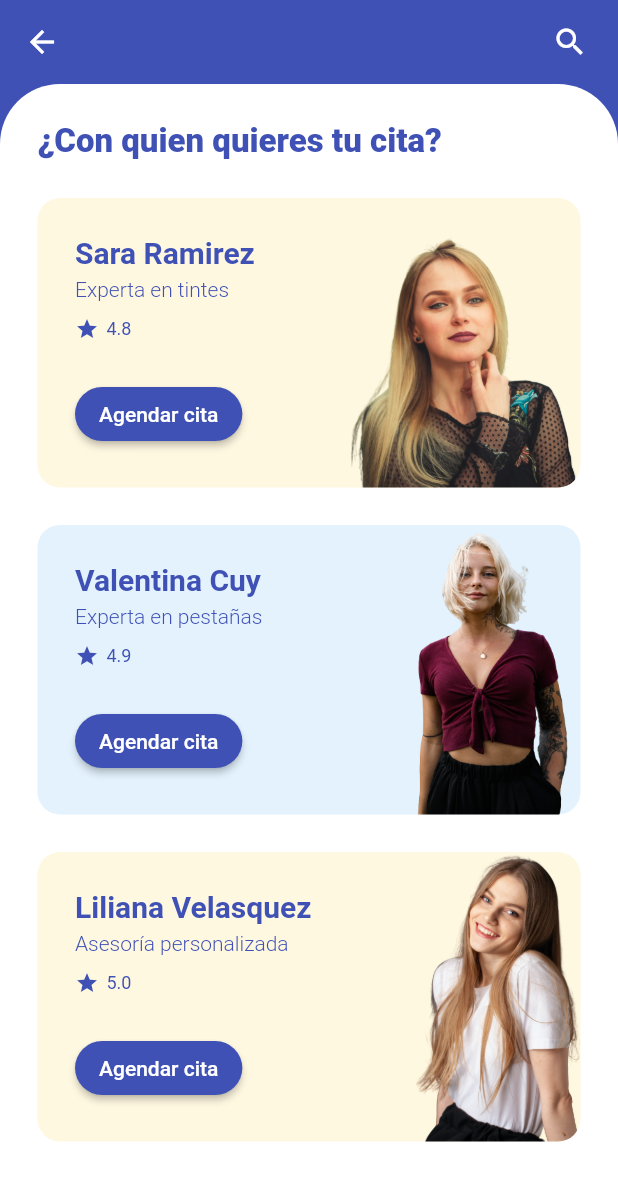
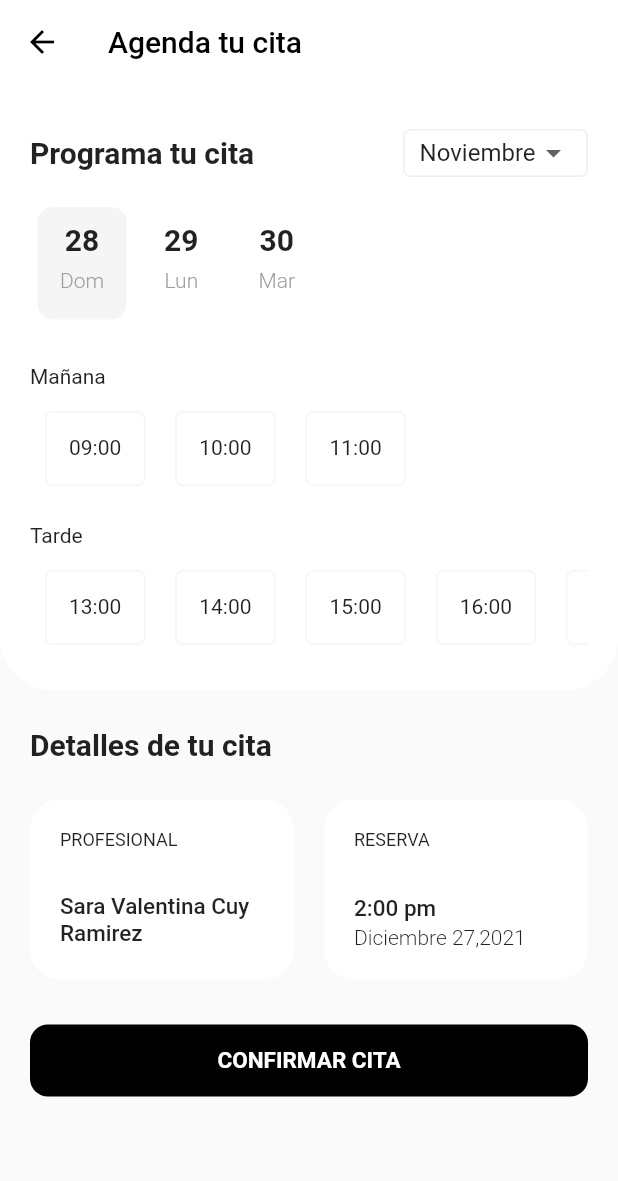
Before and after one commit to JSebastianOspina/reservas-app, a Flutter app: the SelectServiceScreen screen opened by its route, after a tap on "Agendar cita", on a phone screen of 412 x 824 dp. Shown: the top 1181 px of the screen. Run offline on Flutter 3.47's test engine with Material 2 defaults, Android fonts, the phone set to English and light mode, and no system bars.

Commit message:
newScheduleScreen

```diff
--- a/lib/main.dart
+++ b/lib/main.dart
@@ -1,5 +1,6 @@
 import 'package:flutter/material.dart';
 import 'package:reservas_app/views/home_screen.dart';
+import 'package:reservas_app/views/new_schedule_screen.dart';
 import 'package:reservas_app/views/select_service_screen.dart';
 
 void main() => runApp(MyApp());
@@ -13,7 +14,8 @@ class MyApp extends StatelessWidget {
       initialRoute: 'homeScreen',
       routes: {
         'homeScreen': (_) => const HomeScreen(),
-        'selectServiceScreen': (_) => const SelectServiceScreen()
+        'selectServiceScreen': (_) => const SelectServiceScreen(),
+        'newScheduleScreen': (_) => const NewScheduleScreen()
       },
     );
   }
--- /dev/null
+++ b/lib/views/new_schedule_screen.dart
@@ -0,0 +1,444 @@
+import 'package:flutter/material.dart';
+
+class NewScheduleScreen extends StatelessWidget {
+  const NewScheduleScreen({Key? key}) : super(key: key);
+
+  @override
+  Widget build(BuildContext context) {
+    return Scaffold(
+      backgroundColor: Colors.grey[50],
+      appBar: AppBar(
+        title: const Text('Agenda tu cita'),
+        foregroundColor: Colors.black,
+        backgroundColor: Colors.white,
+        elevation: 0,
+      ),
+      body: const _ScheduleScreenBody(),
+    );
+  }
+}
+
+class _ScheduleScreenBody extends StatefulWidget {
+  const _ScheduleScreenBody({
+    Key? key,
+  }) : super(key: key);
+
+  @override
+  State<_ScheduleScreenBody> createState() => _ScheduleScreenBodyState();
+}
+
+class _ScheduleScreenBodyState extends State<_ScheduleScreenBody> {
+  late int selectedItem = DateTime.now().day;
+
+  @override
+  Widget build(BuildContext context) {
+    return Column(
+      crossAxisAlignment: CrossAxisAlignment.start,
+      children: [
+        Container(
+          padding: const EdgeInsets.symmetric(horizontal: 20, vertical: 30),
+          decoration: const BoxDecoration(
+            color: Colors.white,
+            borderRadius: BorderRadius.only(
+              bottomRight: Radius.circular(35),
+              bottomLeft: Radius.circular(35),
+            ),
+          ),
+          child: Column(
+            crossAxisAlignment: CrossAxisAlignment.start,
+            children: [
+              const _SelectMonth(),
+              const SizedBox(
+                height: 15,
+              ),
+              SizedBox(
+                height: 85,
+                child: ListView(
+                  scrollDirection: Axis.horizontal,
+                  children: _getDateCards(selectedItem),
+                ),
+              ),
+              const SizedBox(
+                height: 25,
+              ),
+              const Text('Mañana'),
+              const SizedBox(
+                height: 15,
+              ),
+              SizedBox(
+                height: 50,
+                child: ListView(
+                  scrollDirection: Axis.horizontal,
+                  children: [
+                    _TimeCard(hour: '09:00'),
+                    _TimeCard(hour: '10:00'),
+                    _TimeCard(hour: '11:00'),
+                  ],
+                ),
+              ),
+              const SizedBox(
+                height: 25,
+              ),
+              Text('Tarde'),
+              const SizedBox(
+                height: 15,
+              ),
+              SizedBox(
+                height: 50,
+                child: ListView(
+                  scrollDirection: Axis.horizontal,
+                  children: [
+                    _TimeCard(hour: '13:00'),
+                    _TimeCard(hour: '14:00'),
+                    _TimeCard(hour: '15:00'),
+                    _TimeCard(hour: '16:00'),
+                    _TimeCard(hour: '17:00'),
+                    _TimeCard(hour: '18:00'),
+                    _TimeCard(hour: '19:00'),
+                    _TimeCard(hour: '20:00'),
+                  ],
+                ),
+              ),
+            ],
+          ),
+        ),
+        //ACA EMPIEZA LA PARTE INFERIOR
+        const SizedBox(
+          height: 5,
+        ),
+
+        const Expanded(
+          child: _OrderDetails(),
+        )
+      ],
+    );
+  }
+
+  List<GestureDetector> _getDateCards(index) {
+    List<String> daysAsString = [
+      'Lun',
+      'Mar',
+      'Mie',
+      'Jue',
+      'Vie',
+      'Sab',
+      'Dom'
+    ];
+    List<GestureDetector> dateCards = [];
+    final now = DateTime.now();
+    final daysInMonth = DateTime(now.year, now.month + 1, 0).day;
+    int initialWeekDay = now.weekday;
+
+    int day = now.day;
+    for (day; day <= daysInMonth; day++) {
+      dateCards.add(_getDateCard(
+        dayNumber: day,
+        day: day.toString(),
+        dayName: daysAsString[initialWeekDay - 1],
+      ));
+      if (initialWeekDay < 7) {
+        initialWeekDay++;
+      } else {
+        initialWeekDay = 1;
+      }
+    }
+    return dateCards;
+  }
+
+  _getDateCard({
+    day,
+    dayNumber,
+    dayName,
+  }) {
+    return GestureDetector(
+      onTap: () {
+        print(dayNumber);
+        setState(() {
+          selectedItem = dayNumber;
+        });
+      },
+      child: Container(
+          decoration: BoxDecoration(
+            borderRadius: BorderRadius.circular(10),
+            color: selectedItem == dayNumber ? Colors.grey[100] : Colors.white,
+          ),
+          margin: const EdgeInsets.all(5),
+          padding: const EdgeInsets.symmetric(horizontal: 15, vertical: 10),
+          child: Column(
+            children: [
+              Text(
+                day,
+                style: TextStyle(fontSize: 20, fontWeight: FontWeight.bold),
+              ),
+              const SizedBox(
+                height: 8,
+              ),
+              Text(
+                dayName,
+                style: const TextStyle(
+                    fontWeight: FontWeight.w300, color: Colors.grey),
+              )
+            ],
+          )),
+    );
+  }
+}
+
+class _OrderDetails extends StatelessWidget {
+  const _OrderDetails({
+    Key? key,
+  }) : super(key: key);
+
+  @override
+  Widget build(BuildContext context) {
+    final size = MediaQuery.of(context).size;
+    return Container(
+      padding: const EdgeInsets.all(20),
+      width: double.infinity,
+      child: Column(
+        crossAxisAlignment: CrossAxisAlignment.start,
+        children: [
+          const Text(
+            'Detalles de tu cita',
+            style: const TextStyle(fontSize: 20, fontWeight: FontWeight.w600),
+          ),
+          const SizedBox(
+            height: 25,
+          ),
+          Row(
+            mainAxisAlignment: MainAxisAlignment.spaceBetween,
+            children: [
+              _OrderDetailsCard(
+                size: size,
+                title: 'PROFESIONAL',
+                value: 'Sara Valentina Cuy Ramirez',
+              ),
+              _OrderDetailsCard(
+                size: size,
+                title: 'RESERVA',
+                value: '2:00 pm',
+                subValue: 'Diciembre 27,2021',
+              )
+            ],
+          ),
+          const SizedBox(
+            height: 30,
+          ),
+          SizedBox(
+            width: double.infinity,
+            child: TextButton(
+              style: ButtonStyle(
+                  shape: MaterialStateProperty.all<OutlinedBorder?>(
+                    RoundedRectangleBorder(
+                      borderRadius: BorderRadius.circular(12),
+                    ),
+                  ),
+                  padding: MaterialStateProperty.all<EdgeInsetsGeometry?>(
+                      const EdgeInsets.all(15)),
+                  backgroundColor:
+                      MaterialStateProperty.all<Color?>(Colors.black)),
+              onPressed: () => {},
+              child: const Text(
+                'CONFIRMAR CITA',
+                style: TextStyle(
+                    color: Colors.white,
+                    fontSize: 15,
+                    fontWeight: FontWeight.w600),
+              ),
+            ),
+          )
+        ],
+      ),
+    );
+  }
+}
+
+class _OrderDetailsCard extends StatelessWidget {
+  const _OrderDetailsCard(
+      {Key? key,
+      required this.size,
+      required this.title,
+      required this.value,
+      this.subValue})
+      : super(key: key);
+
+  final Size size;
+  final String title;
+  final String value;
+  final String? subValue;
+  @override
+  Widget build(BuildContext context) {
+    return Container(
+      width: (size.width / 2) - 30, //Leave 30 pixels for separation
+      height: 120,
+      padding: const EdgeInsets.all(20),
+      decoration: BoxDecoration(
+        borderRadius: BorderRadius.circular(20),
+        color: Colors.white,
+      ),
+      child: Column(
+        mainAxisAlignment: MainAxisAlignment.spaceBetween,
+        crossAxisAlignment: CrossAxisAlignment.start,
+        children: [
+          Text(
+            title,
+            style: const TextStyle(
+              fontSize: 12,
+            ),
+          ),
+          const SizedBox(
+            height: 25,
+          ),
+          Text(
+            value,
+            style: const TextStyle(
+              fontSize: 15,
+              fontWeight: FontWeight.w500,
+            ),
+          ),
+          subValue != null
+              ? Text(
+                  subValue!,
+                  style: const TextStyle(
+                    fontWeight: FontWeight.w300,
+                  ),
+                )
+              : const SizedBox(
+                  width: 0,
+                  height: 0,
+                )
+        ],
+      ),
+    );
+  }
+}
+
+class _TimeCard extends StatelessWidget {
+  const _TimeCard({
+    Key? key,
+    required this.hour,
+  }) : super(key: key);
+  final hour;
+  @override
+  Widget build(BuildContext context) {
+    return Container(
+      decoration: BoxDecoration(
+        borderRadius: BorderRadius.circular(5),
+        border: Border(
+          bottom: BorderSide(color: Colors.grey.shade100, width: 1),
+          top: BorderSide(color: Colors.grey.shade100, width: 1),
+          right: BorderSide(color: Colors.grey.shade100, width: 1),
+          left: BorderSide(color: Colors.grey.shade100, width: 1),
+        ),
+      ),
+      margin: const EdgeInsets.symmetric(horizontal: 10.0),
+      padding: const EdgeInsets.all(15),
+      child: Text(hour),
+    );
+  }
+}
+
+class _SelectMonth extends StatefulWidget {
+  const _SelectMonth({
+    Key? key,
+  }) : super(key: key);
+
+  @override
+  State<_SelectMonth> createState() => _SelectMonthState();
+}
+
+class _SelectMonthState extends State<_SelectMonth> {
+  String dropdownValue = _getActualMonth();
+  final List<DropdownMenuItem<String>> monthListDropdownButtons =
+      _generateAvaliableMonthsWidgets();
+
+  @override
+  Widget build(BuildContext context) {
+    return Row(
+      mainAxisAlignment: MainAxisAlignment.spaceBetween,
+      children: [
+        const Text(
+          'Programa tu cita',
+          style: TextStyle(fontSize: 20, fontWeight: FontWeight.w600),
+        ),
+        Container(
+          padding: const EdgeInsets.symmetric(horizontal: 10, vertical: 3),
+          decoration: BoxDecoration(
+            color: Colors.white,
+            borderRadius: BorderRadius.circular(5),
+            border: Border(
+              bottom: BorderSide(color: Colors.grey[200]!),
+              right: BorderSide(color: Colors.grey[200]!),
+              left: BorderSide(color: Colors.grey[200]!),
+              top: BorderSide(color: Colors.grey[200]!),
+            ),
+          ),
+          child: DropdownButton<String>(
+              underline: const SizedBox(
+                height: 0,
+              ),
+              dropdownColor: Colors.white,
+              isDense: true,
+              borderRadius: const BorderRadius.all(Radius.circular(15)),
+              value: dropdownValue,
+              elevation: 1,
+              onChanged: (String? newValue) {
+                setState(() {
+                  dropdownValue = newValue!;
+                });
+              },
+              items: [
+                ...monthListDropdownButtons,
+              ]),
+        )
+      ],
+    );
+  }
+
+  static List<DropdownMenuItem<String>> _generateAvaliableMonthsWidgets() {
+    final List<String> monthList = _getAvaliableMonths();
+
+    List<DropdownMenuItem<String>> monthsWidgetsArray = [];
+    for (var month in monthList) {
+      monthsWidgetsArray.add(DropdownMenuItem(
+        child: Text(month),
+        value: month,
+      ));
+    }
+    return monthsWidgetsArray;
+  }
+
+  static const List<String> months = [
+    'Enero',
+    'Febrero',
+    'Marzo',
+    'Abril',
+    'Mayo',
+    'Junio',
+    'Julio',
+    'Agosto',
+    'Septiembre',
+    'Octubre',
+    'Noviembre',
+    'Diciembre'
+  ];
+
+  static String _getActualMonth() {
+    final monthNumber = _getActualMonthNumber();
+    return months[monthNumber];
+  }
+
+  static int _getActualMonthNumber() {
+    final now = DateTime.now();
+    return now.month - 1;
+  }
+
+  static List<String> _getAvaliableMonths() {
+    List<String> avaliableMonths = [];
+    int month = _getActualMonthNumber();
+    for (month; month <= months.length - 1; month++) {
+      avaliableMonths.add(months[month]);
+    }
+    return avaliableMonths;
+  }
+}
--- a/lib/views/select_service_screen.dart
+++ b/lib/views/select_service_screen.dart
@@ -160,7 +160,8 @@ class _ServiceCard extends StatelessWidget {
                       Colors.indigo,
                     ),
                   ),
-                  onPressed: () => {},
+                  onPressed: () =>
+                      {Navigator.pushNamed(context, 'newScheduleScreen')},
                   child: const Text(
                     'Agendar cita',
                   ),
```
